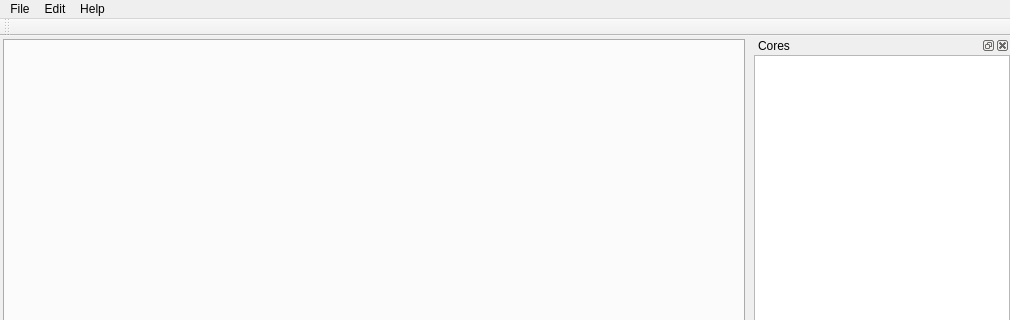
Old version of the form IntPe9/Ui/Main.ui in the repository AxDSan/IntPe9-1; both pictures show x 0 to 1010 and y 0 to 320 of the 1010 by 753 pixel window.
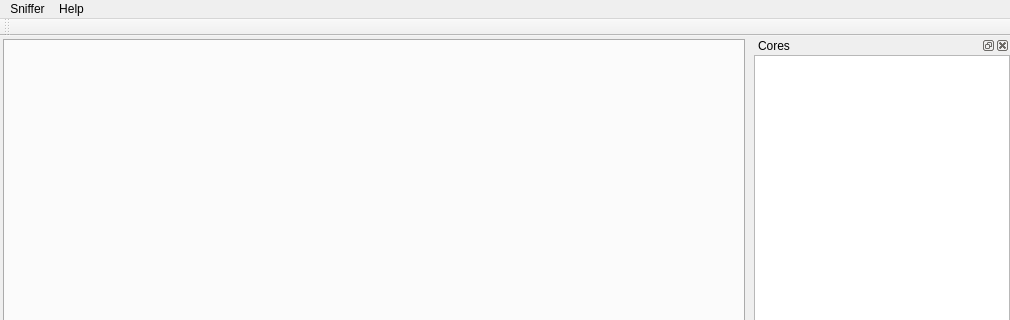
New version of the form.

```diff
--- a/IntPe9/Ui/Main.ui
+++ b/IntPe9/Ui/Main.ui
@@ -80,7 +80,7 @@
    </property>
    <widget class="QMenu" name="menuFile">
     <property name="title">
-     <string>File</string>
+     <string>Sniffer</string>
     </property>
     <addaction name="actionSavePackets"/>
     <addaction name="actionClear_packet_list"/>
@@ -97,14 +97,7 @@
     </property>
     <addaction name="actionAbout"/>
    </widget>
-   <widget class="QMenu" name="menuEdit">
-    <property name="title">
-     <string>Edit</string>
-    </property>
-    <addaction name="actionOpcodes"/>
-   </widget>
    <addaction name="menuFile"/>
-   <addaction name="menuEdit"/>
    <addaction name="menuHelp"/>
   </widget>
   <widget class="QStatusBar" name="statusBar"/>
```
